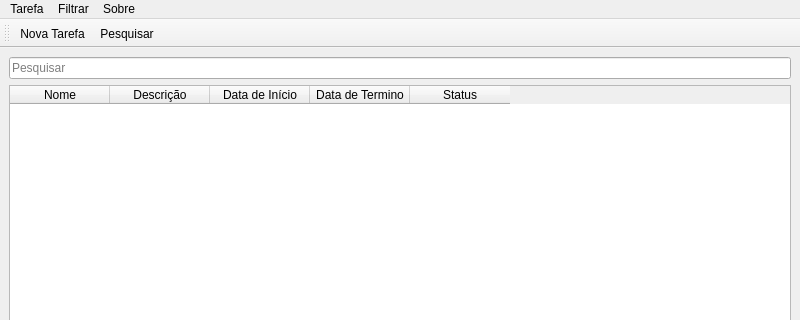
Qt form mainwindow.ui (igorpadua/well-done) before a commit; both pictures show x 0 to 800 and y 0 to 320 of the 800 by 600 pixel window.
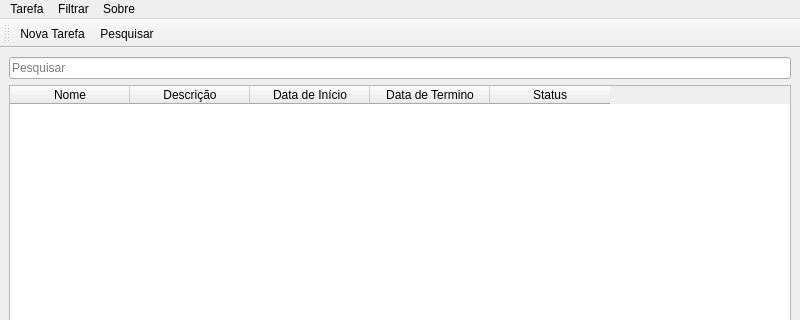
The same form after that commit.

Commit message: feat: Melhor visualização das tarefas

```diff
--- a/mainwindow.ui
+++ b/mainwindow.ui
@@ -27,6 +27,24 @@
     </item>
     <item>
      <widget class="QTableWidget" name="tableWidget">
+      <property name="showGrid">
+       <bool>true</bool>
+      </property>
+      <property name="gridStyle">
+       <enum>Qt::SolidLine</enum>
+      </property>
+      <property name="wordWrap">
+       <bool>true</bool>
+      </property>
+      <attribute name="horizontalHeaderCascadingSectionResizes">
+       <bool>false</bool>
+      </attribute>
+      <attribute name="horizontalHeaderDefaultSectionSize">
+       <number>120</number>
+      </attribute>
+      <attribute name="verticalHeaderDefaultSectionSize">
+       <number>40</number>
+      </attribute>
       <column>
        <property name="text">
         <string>Nome</string>
```
The commit also changes 2 other files.
